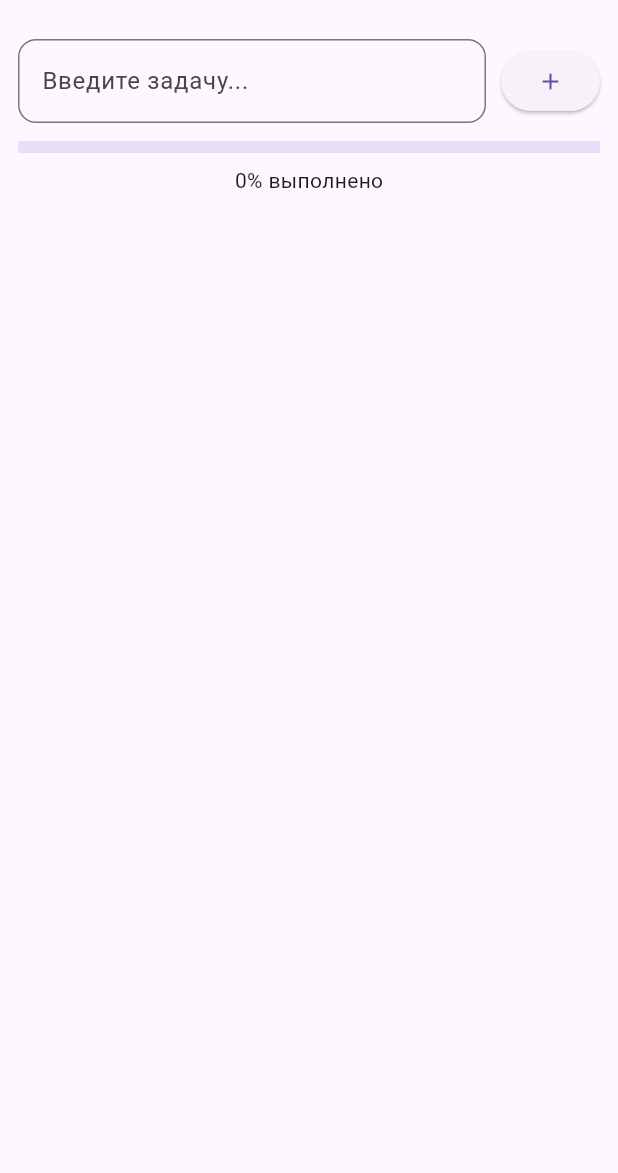
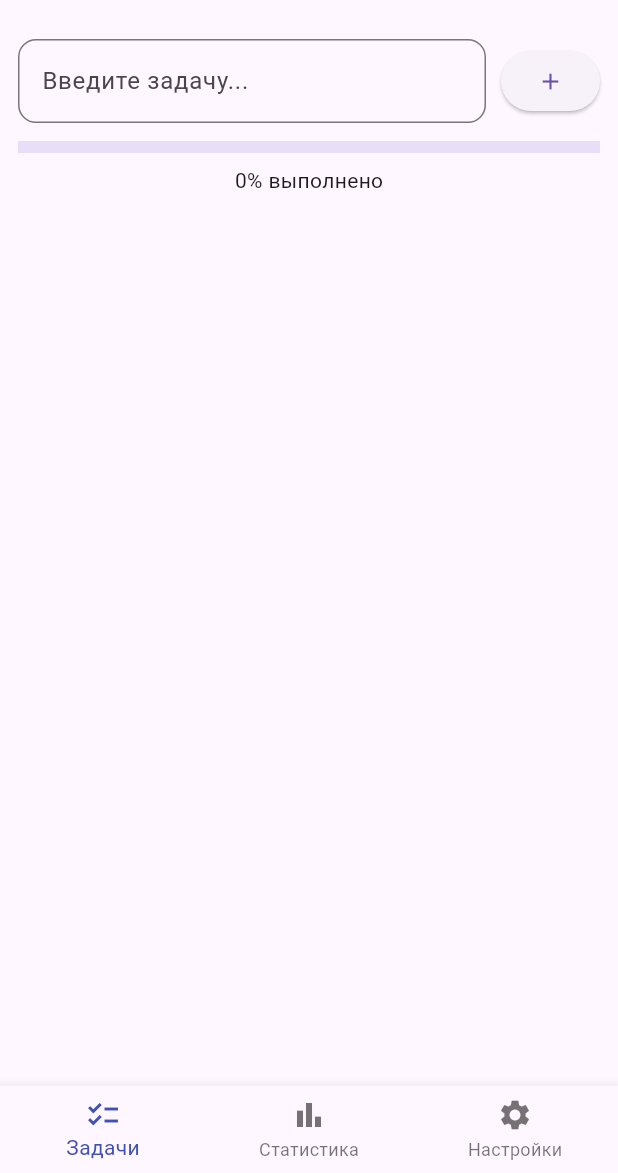
Before and after one commit to Asanali33/tot17, a Flutter app: the screen it shows after launch, on a phone screen of 412 x 824 dp, the part 63-1236 px from its top. Run offline on Flutter 3.47's test engine with Material 3 defaults, Android fonts, the phone set to English and light mode, and no system bars.

Commit message:
3 экрана

```diff
--- a/lib/main.dart
+++ b/lib/main.dart
@@ -1,5 +1,5 @@
 import 'package:flutter/material.dart';
-import 'screens/home_screen.dart';
+import 'screens/main_screen.dart';
 
 void main() {
   runApp(const TaskFlowApp());
@@ -14,7 +14,7 @@ class TaskFlowApp extends StatelessWidget {
       title: 'TaskFlow',
       debugShowCheckedModeBanner: false,
       theme: ThemeData(primarySwatch: Colors.indigo),
-      home: const HomeScreen(),
+      home: const MainScreen(),
     );
   }
 }
--- a/lib/screens/home_screen.dart
+++ b/lib/screens/home_screen.dart
@@ -3,15 +3,23 @@ import '../services/task_service.dart';
 import '../widgets/task_tile.dart';
 
 class HomeScreen extends StatefulWidget {
-  const HomeScreen({Key? key}) : super(key: key);
+  final TaskService taskService;
+
+  const HomeScreen({Key? key, required this.taskService}) : super(key: key);
 
   @override
   State<HomeScreen> createState() => _HomeScreenState();
 }
 
 class _HomeScreenState extends State<HomeScreen> {
-  TaskService taskService = TaskService();
+  late TaskService taskService;
   TextEditingController controller = TextEditingController();
+
+  @override
+  void initState() {
+    super.initState();
+    taskService = widget.taskService;
+  }
 
   void addTask() {
     if (controller.text.isEmpty) return;
--- /dev/null
+++ b/lib/screens/main_screen.dart
@@ -0,0 +1,60 @@
+import 'package:flutter/material.dart';
+import 'home_screen.dart';
+import 'stats_screen.dart';
+import 'settings_screen.dart';
+import '../services/task_service.dart';
+
+class MainScreen extends StatefulWidget {
+  const MainScreen({super.key});
+
+  @override
+  State<MainScreen> createState() => _MainScreenState();
+}
+
+class _MainScreenState extends State<MainScreen> {
+  int _selectedIndex = 0;
+  final TaskService taskService = TaskService();
+  late List<Widget> _screens;
+
+  @override
+  void initState() {
+    super.initState();
+    _screens = [
+      HomeScreen(taskService: taskService),
+      StatsScreen(taskService: taskService),
+      SettingsScreen(),
+    ];
+  }
+
+  void _onItemTapped(int index) {
+    setState(() {
+      _selectedIndex = index;
+    });
+  }
+
+  @override
+  Widget build(BuildContext context) {
+    return Scaffold(
+      body: _screens[_selectedIndex],
+      bottomNavigationBar: BottomNavigationBar(
+        items: const <BottomNavigationBarItem>[
+          BottomNavigationBarItem(
+            icon: Icon(Icons.checklist),
+            label: 'Задачи',
+          ),
+          BottomNavigationBarItem(
+            icon: Icon(Icons.bar_chart),
+            label: 'Статистика',
+          ),
+          BottomNavigationBarItem(
+            icon: Icon(Icons.settings),
+            label: 'Настройки',
+          ),
+        ],
+        currentIndex: _selectedIndex,
+        selectedItemColor: Colors.indigo,
+        onTap: _onItemTapped,
+      ),
+    );
+  }
+}
```
Also changed, not shown: lib/screens/settings_screen.dart (added, +130 -0 lines), lib/screens/stats_screen.dart (added, +156 -0 lines).
